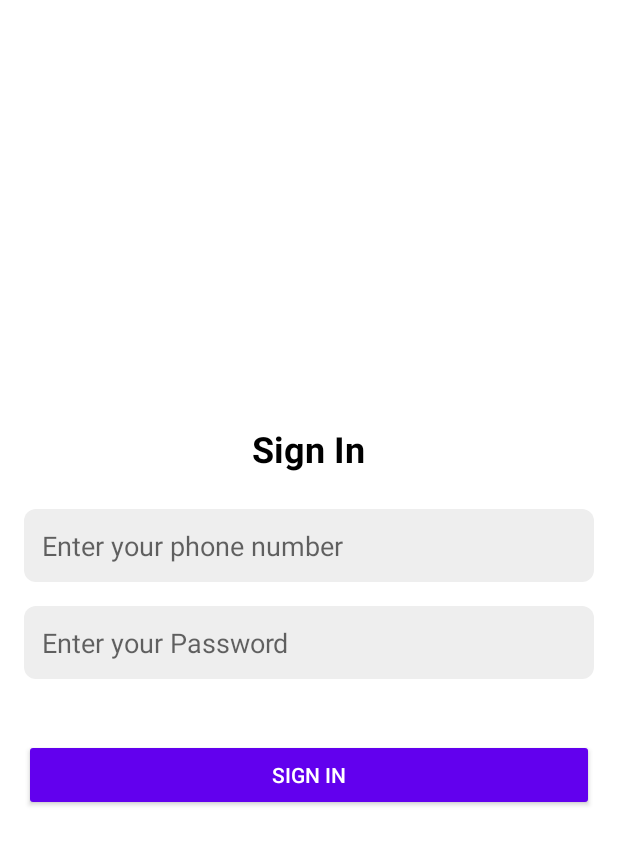
After one commit to supekarsuraj/Book-My-Parking, an Android app built with Jetpack Compose: the logIn screen opened directly, with no data from a screen before it, on a phone screen of 412 x 824 dp. The commit adds this screen. Shown: the top 845 px of the screen. Run offline under Robolectric (Android 15) with nearby library versions, the phone set to English and light mode, and no system bars.

Commit message:
signinpage
add class for sign and login page

```diff
--- a/app/src/main/AndroidManifest.xml
+++ b/app/src/main/AndroidManifest.xml
@@ -17,11 +17,16 @@
             android:name=".MainActivity"
             android:exported="true"
             android:theme="@style/Theme.BookMyParking">
+
             <intent-filter>
                 <action android:name="android.intent.action.MAIN" />
                 <category android:name="android.intent.category.LAUNCHER" />
             </intent-filter>
         </activity>
+        <activity android:name=".signloginpage.logIn" android:exported="true"/>
+        <activity android:name=".signloginpage.signIn" android:exported="true"/>
+
+
     </application>
 
 </manifest>
--- /dev/null
+++ b/app/src/main/java/com/example/bookmyparking/signloginpage/logIn.kt
@@ -0,0 +1,12 @@
+package com.example.bookmyparking.signloginpage
+
+import android.os.Bundle
+import androidx.appcompat.app.AppCompatActivity
+import com.example.bookmyparking.R
+
+class logIn : AppCompatActivity() {
+    override fun onCreate(savedInstanceState: Bundle?) {
+        super.onCreate(savedInstanceState)
+        setContentView(R.layout.activity_sign_in)
+    }
+}
```
Also changed, not shown: app/src/main/java/com/example/bookmyparking/MainActivity.kt (+6 -1 lines), app/src/main/java/com/example/bookmyparking/signloginpage/signIn.kt (added, +12 -0 lines).
